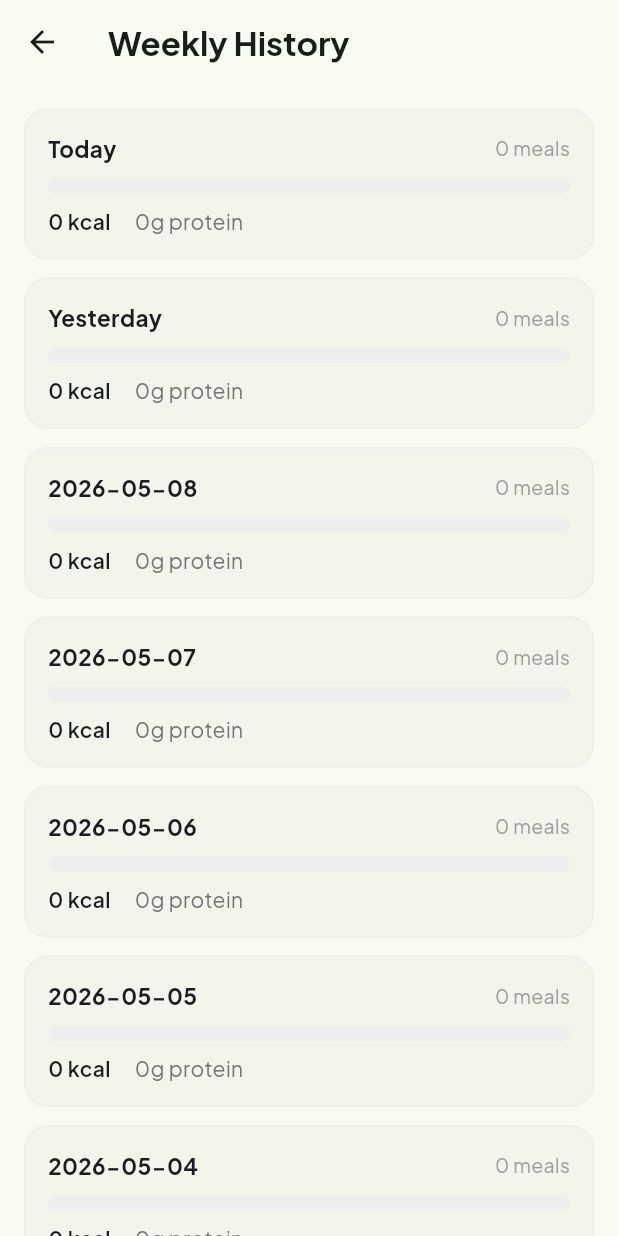
After one commit to mous-h/macromap-connect, a Flutter app: the NutritionHistoryScreen screen opened directly, on a phone screen of 412 x 824 dp. The commit adds this screen. Run offline on Flutter 3.47's test engine with Material 3 defaults, Android fonts, the phone set to English and light mode, and no system bars; our stand-ins replace cloud_firestore, firebase_auth, firebase_core, google_fonts; accounts and stored records are empty.

Commit message:
feat: complete app - feed, nutrition, saved, profile, admin

```diff
--- /dev/null
+++ b/lib/nutrition_history_screen.dart
@@ -0,0 +1,126 @@
+import 'package:flutter/material.dart';
+import 'package:firebase_auth/firebase_auth.dart';
+import 'package:cloud_firestore/cloud_firestore.dart';
+import 'package:intl/intl.dart';
+
+class NutritionHistoryScreen extends StatelessWidget {
+  const NutritionHistoryScreen({super.key});
+
+  List<String> _last7Days() {
+    return List.generate(7, (i) {
+      final day = DateTime.now().subtract(Duration(days: i));
+      return DateFormat('yyyy-MM-dd').format(day);
+    });
+  }
+
+  @override
+  Widget build(BuildContext context) {
+    final user = FirebaseAuth.instance.currentUser;
+    final days = _last7Days();
+
+    return Scaffold(
+      appBar: AppBar(
+        title: const Text(
+          'Weekly History',
+          style: TextStyle(fontWeight: FontWeight.w700),
+        ),
+        elevation: 0,
+        scrolledUnderElevation: 0,
+      ),
+      body: ListView.builder(
+        padding: const EdgeInsets.all(16),
+        itemCount: days.length,
+        itemBuilder: (context, index) {
+          final dateKey = days[index];
+          final label = index == 0
+              ? 'Today'
+              : index == 1
+              ? 'Yesterday'
+              : dateKey;
+          return StreamBuilder<QuerySnapshot>(
+            stream: FirebaseFirestore.instance
+                .collection('mealLogs')
+                .where('userId', isEqualTo: user?.uid)
+                .where('dateKey', isEqualTo: dateKey)
+                .snapshots(),
+            builder: (context, snapshot) {
+              int totalCals = 0;
+              int totalProtein = 0;
+              int count = 0;
+              if (snapshot.hasData) {
+                for (var doc in snapshot.data!.docs) {
+                  final data = doc.data() as Map<String, dynamic>;
+                  totalCals += (data['calories'] as num).toInt();
+                  totalProtein += (data['protein'] as num).toInt();
+                  count++;
+                }
+              }
+              final progress = (totalCals / 2500).clamp(0.0, 1.0);
+              return Card(
+                elevation: 0,
+                margin: const EdgeInsets.only(bottom: 12),
+                shape: RoundedRectangleBorder(
+                  borderRadius: BorderRadius.circular(16),
+                  side: BorderSide(color: Colors.grey.shade200),
+                ),
+                child: Padding(
+                  padding: const EdgeInsets.all(16),
+                  child: Column(
+                    crossAxisAlignment: CrossAxisAlignment.start,
+                    children: [
+                      Row(
+                        mainAxisAlignment: MainAxisAlignment.spaceBetween,
+                        children: [
+                          Text(
+                            label,
+                            style: const TextStyle(
+                              fontWeight: FontWeight.w700,
+                              fontSize: 15,
+                            ),
+                          ),
+                          Text(
+                            '$count meals',
+                            style: TextStyle(
+                              color: Colors.grey.shade500,
+                              fontSize: 13,
+                            ),
+                          ),
+                        ],
+                      ),
+                      const SizedBox(height: 10),
+                      ClipRRect(
+                        borderRadius: BorderRadius.circular(8),
+                        child: LinearProgressIndicator(
+                          value: progress,
+                          minHeight: 10,
+                          backgroundColor: Colors.grey.shade200,
+                          color: totalCals > 2500
+                              ? Colors.orange
+                              : Colors.green,
+                        ),
+                      ),
+                      const SizedBox(height: 8),
+                      Row(
+                        children: [
+                          Text(
+                            '$totalCals kcal',
+                            style: const TextStyle(fontWeight: FontWeight.w600),
+                          ),
+                          const SizedBox(width: 16),
+                          Text(
+                            '${totalProtein}g protein',
+                            style: TextStyle(color: Colors.grey.shade600),
+                          ),
+                        ],
+                      ),
+                    ],
+                  ),
+                ),
+              );
+            },
+          );
+        },
+      ),
+    );
+  }
+}
```
Also changed, not shown: lib/feed_screen.dart (+42 -0 lines), lib/home_shell.dart (+5 -50 lines), lib/nutrition_screen.dart (+13 -4 lines), lib/profile_screen.dart (added, +164 -0 lines), lib/saved_screen.dart (added, +145 -0 lines).
